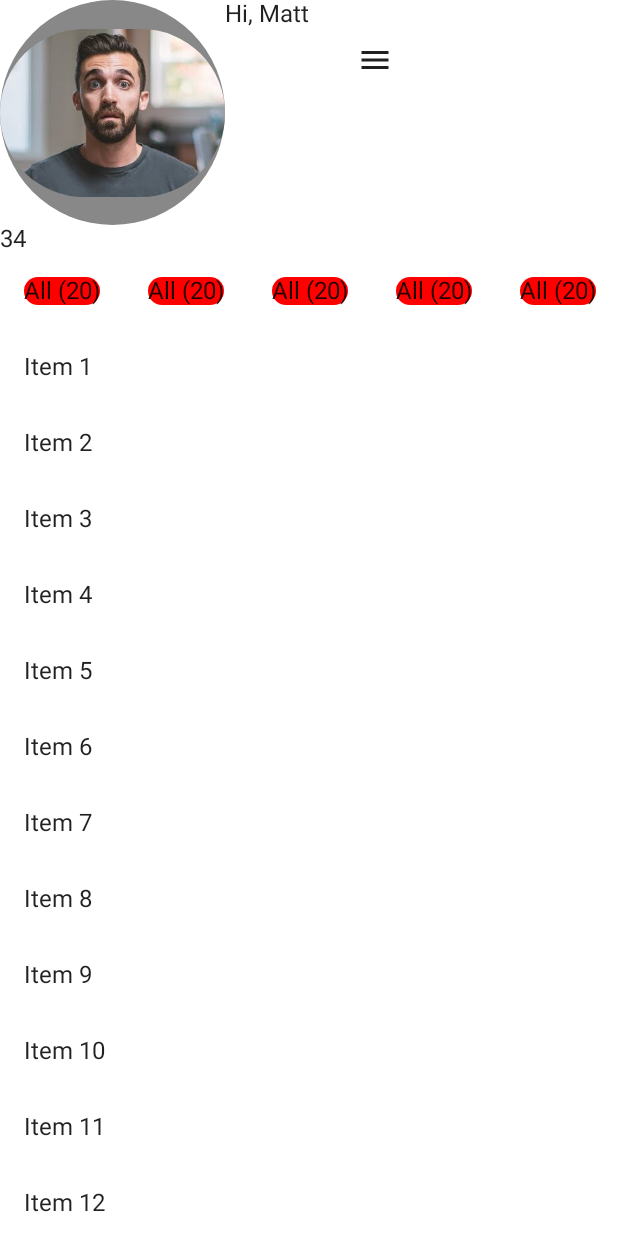
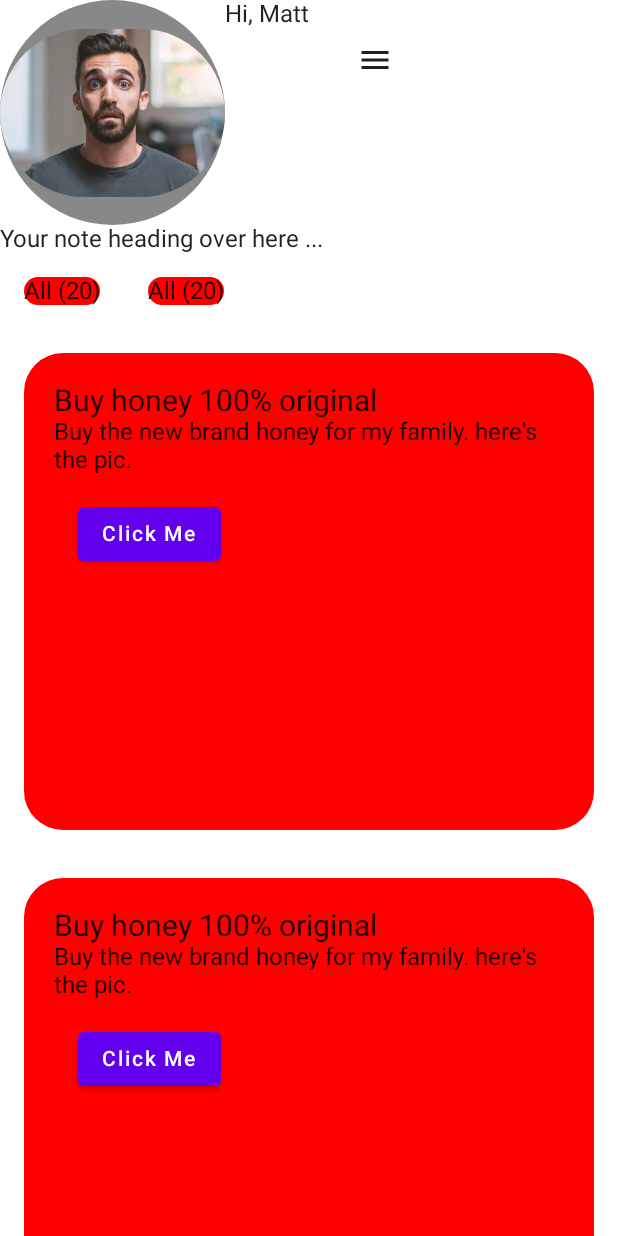
Before and after one commit to Ankit3002/Note-taking-app, an Android app built with Jetpack Compose: the screen it shows after launch (home before the commit, home_screen after it), on a phone screen of 412 x 824 dp. Run offline under Robolectric (Android 15) with nearby library versions, the light colour scheme and no system bars; 1 statement that could not run was skipped.

```diff
--- a/app/build.gradle
+++ b/app/build.gradle
@@ -65,6 +65,7 @@ dependencies {
 
     implementation 'com.squareup.retrofit2:retrofit:2.9.0'
     implementation 'com.squareup.retrofit2:converter-gson:2.9.0'
+    implementation("androidx.navigation:navigation-compose:2.5.3")
 
 
 
--- a/app/src/main/AndroidManifest.xml
+++ b/app/src/main/AndroidManifest.xml
@@ -14,13 +14,13 @@
         android:supportsRtl="true"
         android:theme="@style/Theme.MyApplication"
         tools:targetApi="31">
-<!--        <activity-->
-<!--            android:name=".home"-->
-<!--            android:exported="false"-->
-<!--            android:label="@string/title_activity_home"-->
-<!--            android:theme="@style/Theme.MyApplication" />-->
         <activity
-            android:name=".home"
+            android:name=".edit_note"
+            android:exported="false"
+            android:label="@string/title_activity_home"
+            android:theme="@style/Theme.MyApplication" />
+        <activity
+            android:name=".home_screen"
             android:exported="true"
             android:label="@string/app_name"
             android:theme="@style/Theme.MyApplication">
--- a/app/src/main/java/com/example/myapplication/home.kt
+++ b/app/src/main/java/com/example/myapplication/home_screen.kt
@@ -7,30 +7,31 @@ import androidx.activity.ComponentActivity
 import androidx.activity.compose.setContent
 import androidx.compose.foundation.Image
 import androidx.compose.foundation.background
+import androidx.compose.foundation.clickable
 import androidx.compose.foundation.layout.*
 import androidx.compose.foundation.lazy.LazyColumn
 import androidx.compose.foundation.lazy.LazyRow
-import androidx.compose.foundation.lazy.grid.GridCells
-import androidx.compose.foundation.lazy.grid.LazyVerticalGrid
-import androidx.compose.foundation.lazy.grid.items
 import androidx.compose.foundation.lazy.items
 import androidx.compose.foundation.shape.CircleShape
 import androidx.compose.foundation.shape.RoundedCornerShape
 import androidx.compose.material.*
 import androidx.compose.runtime.Composable
-import androidx.compose.runtime.remember
 import androidx.compose.ui.Alignment
 import androidx.compose.ui.Modifier
 import androidx.compose.ui.draw.clip
 import androidx.compose.ui.graphics.Color
-import androidx.compose.ui.graphics.painter.Painter
 import androidx.compose.ui.graphics.vector.ImageVector
-import androidx.compose.ui.layout.ContentScale
 import androidx.compose.ui.res.painterResource
 import androidx.compose.ui.res.vectorResource
-import androidx.compose.ui.semantics.Role.Companion.Image
-import androidx.compose.ui.tooling.preview.Preview
+import androidx.compose.ui.text.TextStyle
 import androidx.compose.ui.unit.dp
+import androidx.compose.ui.unit.sp
+import androidx.navigation.NavController
+import androidx.navigation.compose.rememberNavController
+import com.example.myapplication.model.note
+import com.example.myapplication.networking.NoteServiceNetwork
+import com.example.myapplication.routing.Navigation
+import com.example.myapplication.routing.Screen
 import com.example.myapplication.ui.theme.MyApplicationTheme
 import retrofit2.Call
 import retrofit2.Callback
@@ -38,7 +39,16 @@ import retrofit2.Response
 import retrofit2.Retrofit
 import retrofit2.converter.gson.GsonConverterFactory
 
-class home : ComponentActivity() {
+
+// Api ---> create note --> https:// note_taking.app.com/notes/create
+// Api --> update --> https:// note_taking.app.com/notes/edit
+// Api --> delete --> https:// note_taking.app.com/notes/delete
+// Api --> list/fetch --> https:// note_taking.app.com/notes
+
+class home_screen : ComponentActivity() {
+
+    lateinit var navcontroller : NavController
+
     override fun onCreate(savedInstanceState: Bundle?) {
         super.onCreate(savedInstanceState)
         setContent {
@@ -48,14 +58,18 @@ class home : ComponentActivity() {
                     modifier = Modifier.fillMaxSize(),
                     color = MaterialTheme.colors.background
                 ) {
-//                    Greeting2("Android")
-                    home_screen(34)
+
+                    Navigation()
                     get_home_data()
                 }
             }
         }
     }
 
+
+    /*
+     * function to fetch data using retrofit...
+     */
    fun get_home_data()
    {
        var retrofit = Retrofit.Builder()
@@ -95,23 +109,11 @@ class home : ComponentActivity() {
 
 
 
+// Main function ...
 @Composable
-fun Greeting2(name: String) {
-    Text(text = "Hello $name!")
-}
+fun home(navController: NavController)
+{
 
-@Preview(showBackground = true)
-@Composable
-fun DefaultPreview2() {
-    MyApplicationTheme {
-        Greeting2("Android")
-    }
-}
-
-
-@Composable
-fun home_screen(response: Int)
-{
     // add a column for full screen ...
     Column(modifier =  Modifier.fillMaxSize()) {
 
@@ -150,13 +152,13 @@ fun home_screen(response: Int)
         }
 
         // add archive heading over here...
-        Text(response.toString())
+        Text("Your note heading over here ...")
 
         // add scrollable list horizontal for filter...
         LazyRowExample()
 
         // add the grid in the below region ...
-        LazyColumnExample()
+        LazyColumnExample(navController)
 
     }
 }
@@ -164,9 +166,54 @@ fun home_screen(response: Int)
 
 
 
+// card to show one note --- a smaller one home screen ...
+@Composable
+fun card_visible(navController: NavController)
+{
+//     var navController : NavController = rememberNavController()
+    Box(
+        modifier = Modifier
+//            .width(200.dp)// Adjust width    as needed
+            .clickable {
+                navController.navigate("edit_note")
+            }
+            .height(350.dp)
+            .padding(16.dp)
+            .background(
+                color = Color.Red, // Background color
+                shape = RoundedCornerShape(26.dp) // Adjust the corner radius as needed
+            )
+    ) {
+
+        Column(modifier = Modifier.padding(20.dp)) {
+            Text("Buy honey 100% original", style = androidx.compose.ui.text.TextStyle(fontSize = 20.sp))
+
+            Text("Buy the new brand honey for my family. here's the pic.")
+            Button(
+                onClick = {
+                    // Define the action you want to perform when the button is clicked.
+                          navController.navigate("edit_note")
+                    // You can navigate to another screen, update data, etc.
+                },
+                modifier = Modifier
+                    .padding(16.dp) // You can add padding or other modifiers as needed
+            ) {
+                // Text displayed on the button
+                Text("Click Me")
+            }
+
+        }
+
+    }
+}
+
+
+
+
+
 @Composable
 fun LazyRowExample() {
-    val items = (1..50).toList() // Replace with your list of items
+    val items = (1..2).toList() // Replace with your list of items
 
     LazyRow(
         modifier = Modifier.fillMaxWidth()
@@ -188,47 +235,34 @@ fun RoundedCornerBoxRow() {
                 shape = RoundedCornerShape(16.dp) // Adjust the corner radius as needed
             )
     ) {
-
         Text("All (20)")
     }
 }
 
 
 @Composable
-fun RowItem(item: Int) {
-    // Customize the content of each row item here
-    // For example:
-    // add box over here...
+fun RowItem(item: Int ) {
     RoundedCornerBoxRow()
-//    Text(
-//        text = "Item $item",
-//        modifier = Modifier.padding(16.dp)
-//    )
 }
 
 
 // scrollable column for now ...
 @Composable
-fun LazyColumnExample() {
+fun LazyColumnExample(navController: NavController) {
     val items = (1..20).toList() // Replace with your list of items
 
     LazyColumn(
         modifier = Modifier.fillMaxSize()
     ) {
         items(items) { item ->
-            ColumnItem(item)
+            ColumnItem(item , navController)
         }
     }
 }
 
 @Composable
-fun ColumnItem(item: Int) {
-    // Customize the content of each column item here
-    // For example:
-    Text(
-        text = "Item $item",
-        modifier = Modifier.padding(16.dp)
-    )
+fun ColumnItem(item: Int , navController: NavController) {
+    card_visible(navController)
 }
 
 
--- /dev/null
+++ b/app/src/main/java/com/example/myapplication/model/note.kt
@@ -0,0 +1,4 @@
+package com.example.myapplication.model
+
+data class note(val id : String ,
+                val heading : String, val message : String )
--- /dev/null
+++ b/app/src/main/java/com/example/myapplication/routing/Navigation.kt
@@ -0,0 +1,29 @@
+package com.example.myapplication.routing
+
+import androidx.compose.runtime.Composable
+import androidx.navigation.Navigation
+import androidx.navigation.compose.NavHost
+import androidx.navigation.compose.composable
+import androidx.navigation.compose.rememberNavController
+import com.example.myapplication.home
+import com.example.myapplication.notes_edit_screen
+
+
+@Composable
+fun Navigation()
+{
+    val navController  = rememberNavController()
+    NavHost(navController = navController, startDestination = "home" ){
+
+        // edit note ...
+        composable(route = "edit_note"){
+            // call a function ...
+            notes_edit_screen()
+
+        }
+        composable(route = "home")
+        {
+            home(navController)
+        }
+    }
+}
--- /dev/null
+++ b/app/src/main/java/com/example/myapplication/routing/Screen.kt
@@ -0,0 +1,11 @@
+package com.example.myapplication.routing
+
+import com.example.myapplication.utils.Constants
+
+
+sealed class Screen(val route:String) {
+
+    object home_screen : Screen(Constants.NavigationStrings.home_screen_value)
+    object edit_note : Screen(Constants.NavigationStrings.edit_note_value)
+
+}
```
Also changed, not shown: app/src/main/java/com/example/myapplication/edit_note.kt (renamed from app/src/main/java/com/example/myapplication/MainActivity.kt, +74 -76 lines), app/src/main/java/com/example/myapplication/networking/NoteService.kt (added, +41 -0 lines), app/src/main/java/com/example/myapplication/utils/Constants.kt (added, +19 -0 lines), app/src/main/java/com/example/myapplication/utils/getNoteValues.kt (added, +38 -0 lines).
